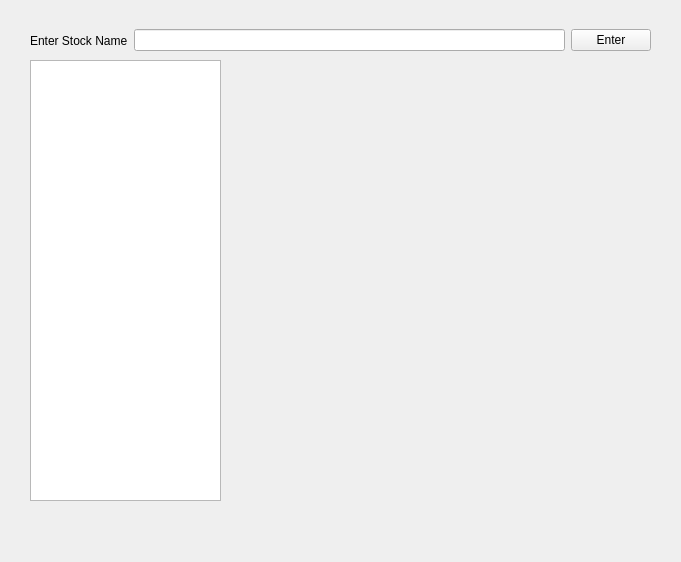
Old version of the form mainGui.ui in the repository er-devinderjeet/gui.
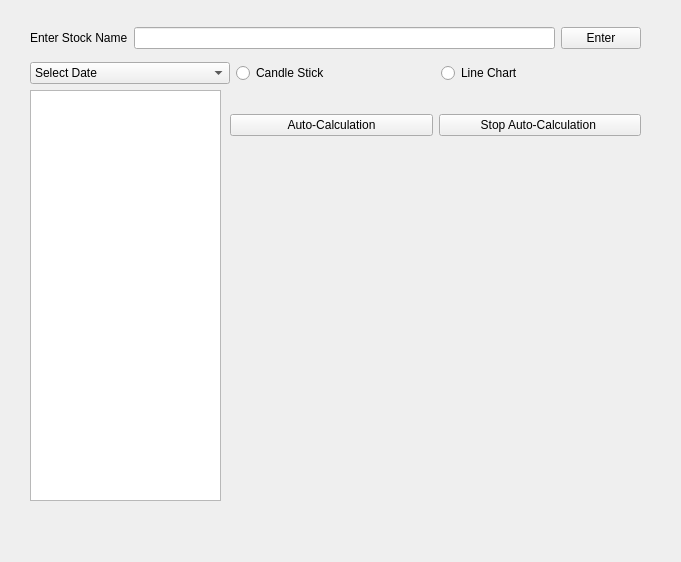
New version of the form.

The edit to the form file:
```diff
--- a/mainGui.ui
+++ b/mainGui.ui
@@ -21,9 +21,9 @@
     <property name="geometry">
      <rect>
       <x>30</x>
-      <y>60</y>
+      <y>90</y>
       <width>191</width>
-      <height>441</height>
+      <height>411</height>
      </rect>
     </property>
    </widget>
@@ -32,25 +32,92 @@
      <rect>
       <x>30</x>
       <y>20</y>
-      <width>621</width>
-      <height>41</height>
+      <width>611</width>
+      <height>71</height>
      </rect>
     </property>
-    <layout class="QHBoxLayout" name="horizontalLayout">
+    <layout class="QVBoxLayout" name="verticalLayout">
      <item>
-      <widget class="QLabel" name="label">
+      <layout class="QHBoxLayout" name="horizontalLayout">
+       <item>
+        <widget class="QLabel" name="label">
+         <property name="text">
+          <string>Enter Stock Name</string>
+         </property>
+        </widget>
+       </item>
+       <item>
+        <widget class="QLineEdit" name="lineEdit"/>
+       </item>
+       <item>
+        <widget class="QPushButton" name="enter">
+         <property name="text">
+          <string>Enter</string>
+         </property>
+        </widget>
+       </item>
+      </layout>
+     </item>
+     <item>
+      <layout class="QHBoxLayout" name="horizontalLayout_2">
+       <item>
+        <widget class="QComboBox" name="comboBox">
+         <item>
+          <property name="text">
+           <string>Select Date</string>
+          </property>
+         </item>
+         <item>
+          <property name="text">
+           <string>d-m-Y H:M:S</string>
+          </property>
+         </item>
+         <item>
+          <property name="text">
+           <string>d-m-Y H:M</string>
+          </property>
+         </item>
+        </widget>
+       </item>
+       <item>
+        <widget class="QRadioButton" name="candleStick">
+         <property name="text">
+          <string>Candle Stick</string>
+         </property>
+        </widget>
+       </item>
+       <item>
+        <widget class="QRadioButton" name="lineChart">
+         <property name="text">
+          <string>Line Chart</string>
+         </property>
+        </widget>
+       </item>
+      </layout>
+     </item>
+    </layout>
+   </widget>
+   <widget class="QWidget" name="layoutWidget">
+    <property name="geometry">
+     <rect>
+      <x>230</x>
+      <y>100</y>
+      <width>411</width>
+      <height>51</height>
+     </rect>
+    </property>
+    <layout class="QHBoxLayout" name="horizontalLayout_4">
+     <item>
+      <widget class="QPushButton" name="autoCalculation">
        <property name="text">
-        <string>Enter Stock Name</string>
+        <string>Auto-Calculation</string>
        </property>
       </widget>
      </item>
      <item>
-      <widget class="QLineEdit" name="lineEdit"/>
-     </item>
-     <item>
-      <widget class="QPushButton" name="enter">
+      <widget class="QPushButton" name="stopAutoCalculation">
        <property name="text">
-        <string>Enter</string>
+        <string>Stop Auto-Calculation </string>
        </property>
       </widget>
      </item>
```
Left out of the diff: 19 changed lines with no effect on the pictures.
